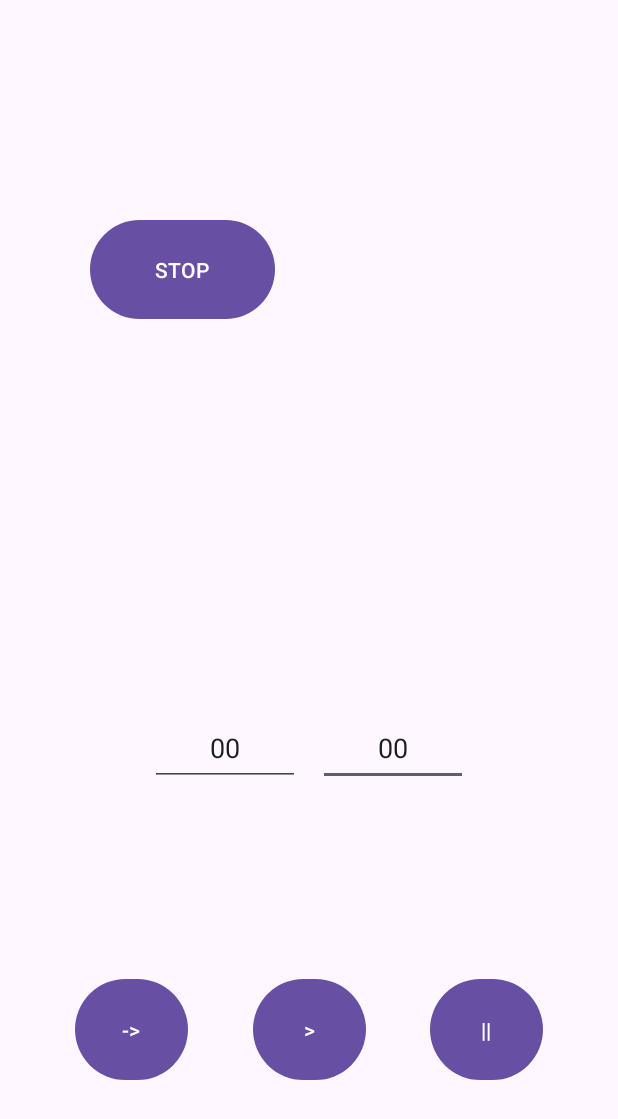
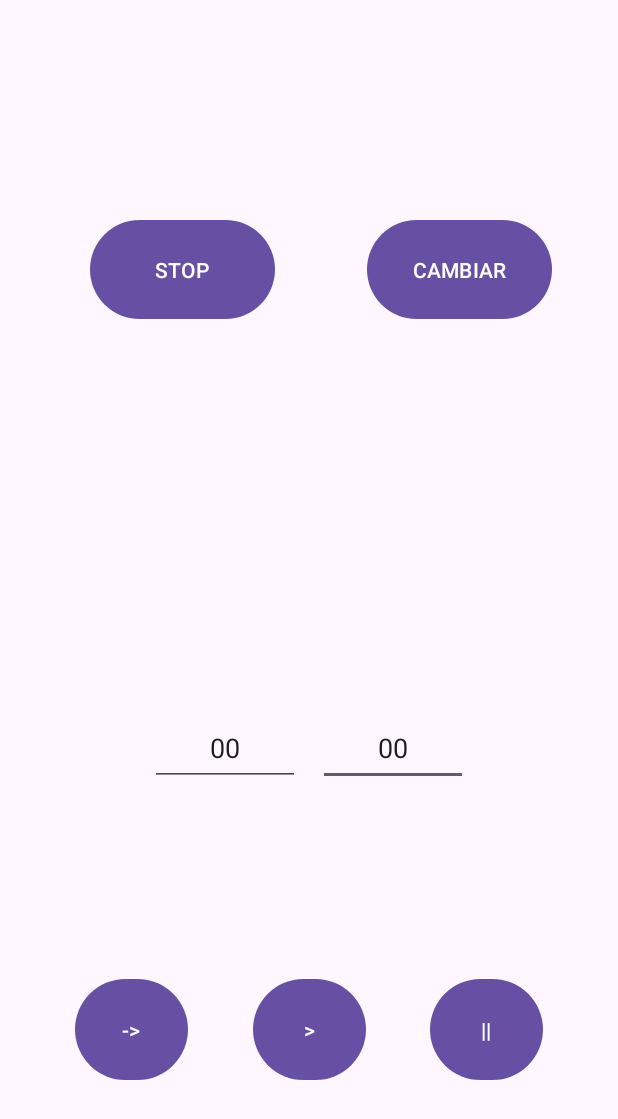
Before and after one commit to mai-pointer/Team5, an Android app: the screen it shows after launch (MainActivity), on a phone screen of 412 x 824 dp. Shown: the top 1119 px of the screen. Run offline under Robolectric (Android 15) with nearby library versions, the phone set to English and light mode, and no system bars.

Commit message:
Cambiar de ventanas

```diff
--- a/ServiceActivity/app/src/main/AndroidManifest.xml
+++ b/ServiceActivity/app/src/main/AndroidManifest.xml
@@ -12,10 +12,14 @@
         android:supportsRtl="true"
         android:theme="@style/Theme.ServiceActivity"
         tools:targetApi="31">
+        <activity
+            android:name=".Prueba"
+            android:exported="false" />
+
         <service
             android:name=".countdownService"
             android:enabled="true"
-            android:exported="true"></service>
+            android:exported="true" />
 
         <activity
             android:name=".MainActivity"
--- a/ServiceActivity/app/src/main/java/com/example/serviceactivity/MainActivity.kt
+++ b/ServiceActivity/app/src/main/java/com/example/serviceactivity/MainActivity.kt
@@ -48,6 +48,10 @@
             platbtn.isEnabled = true
         }
 
+        findViewById<Button>(R.id.cambiar_1).setOnClickListener {
+            val intent = Intent(this, Prueba::class.java)
+            startActivity(intent)
+        }
     }
 
     //BROADCAST EVENTS
--- a/ServiceActivity/app/src/main/res/layout/activity_main.xml
+++ b/ServiceActivity/app/src/main/res/layout/activity_main.xml
@@ -79,6 +79,16 @@
         app:layout_constraintStart_toStartOf="parent" />
 
     <Button
+        android:id="@+id/cambiar_1"
+        android:layout_width="123dp"
+        android:layout_height="74dp"
+        android:layout_marginEnd="44dp"
+        android:layout_marginBottom="432dp"
+        android:text="CAMBIAR"
+        app:layout_constraintBottom_toTopOf="@+id/pause"
+        app:layout_constraintEnd_toEndOf="parent" />
+
+    <Button
         android:id="@+id/pause"
         android:layout_width="75dp"
         android:layout_height="75dp"
```
Also changed, not shown: ServiceActivity/app/src/main/java/com/example/serviceactivity/Prueba.kt (added, +18 -0 lines), ServiceActivity/app/src/main/res/layout/activity_prueba.xml (added, +18 -0 lines).
